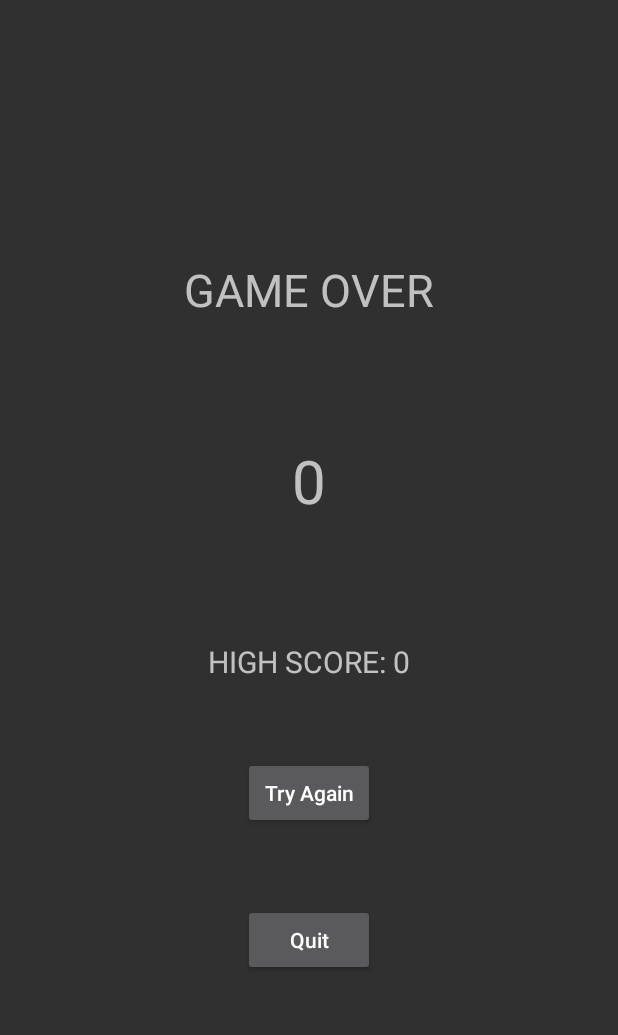
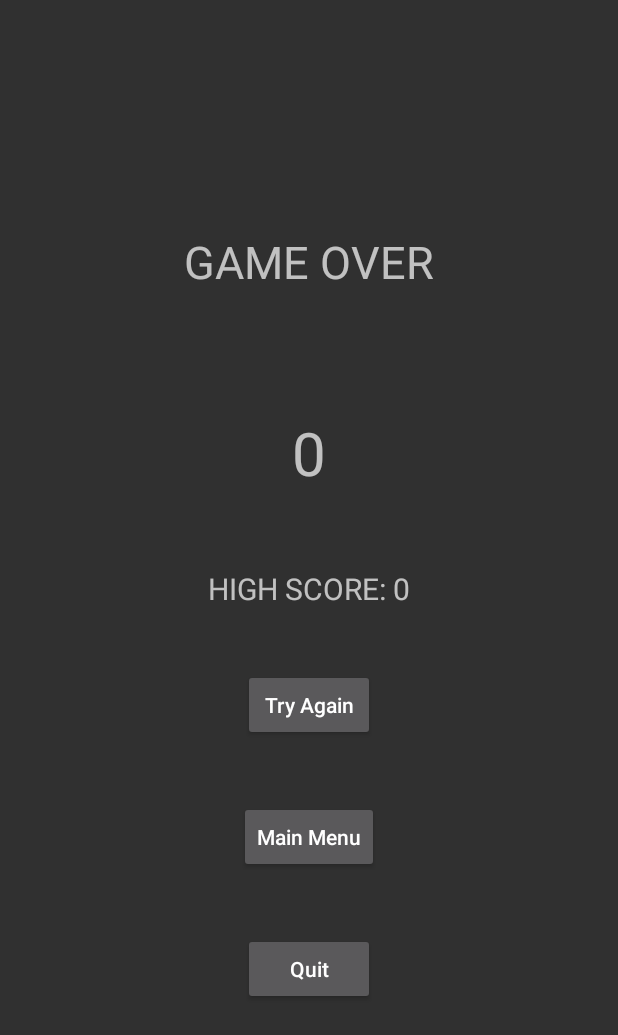
Before and after one commit to michael-pender/Simon, an Android app: the result screen opened directly, with no data from a screen before it, on a phone screen of 412 x 824 dp. Shown: the top 1035 px of the screen. Run offline under Robolectric (Android 15) with nearby library versions, the phone set to English and light mode, and no system bars.

Commit message:
added save high score and score activity added quit button, but the music still plays added back to main menu button, but music still plays

```diff
--- a/app/src/main/java/edu/apsu/simon/result.java
+++ b/app/src/main/java/edu/apsu/simon/result.java
@@ -44,4 +44,7 @@ public class result extends AppCompatActivity{
         super.onStop();
         moveTaskToBack(true);
     }
+    public void mainMenu(View view){
+        startActivity(new Intent(getApplicationContext(), MainActivity.class));
+    }
 }
--- a/app/src/main/res/layout/activity_result.xml
+++ b/app/src/main/res/layout/activity_result.xml
@@ -26,12 +26,12 @@
         android:layout_height="wrap_content"
         android:text="High Score: 0"
         android:textSize="20sp"
-        android:layout_marginTop="80dp"/>
+        android:layout_marginTop="50dp"/>
 
     <Button
         android:layout_width="wrap_content"
         android:layout_height="wrap_content"
-        android:layout_marginTop="50dp"
+        android:layout_marginTop="40dp"
         android:text="Try Again"
         android:textAllCaps="false"
         android:onClick="tryAgain"/>
@@ -39,7 +39,15 @@
     <Button
         android:layout_width="wrap_content"
         android:layout_height="wrap_content"
-        android:layout_marginTop="50dp"
+        android:layout_marginTop="40dp"
+        android:text="Main Menu"
+        android:textAllCaps="false"
+        android:onClick="mainMenu"/>
+
+    <Button
+        android:layout_width="wrap_content"
+        android:layout_height="wrap_content"
+        android:layout_marginTop="40dp"
         android:text="Quit"
         android:textAllCaps="false"
         android:onClick="quit"/>
```
Also changed, not shown: app/src/main/java/edu/apsu/simon/MainActivity.java (+0 -8 lines).
